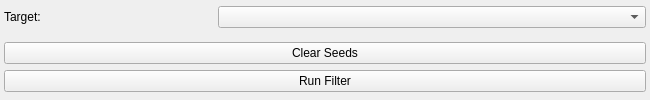
This is src/Interface/ToolInterface/FillHolesFilterInterface.ui in SCIInstitute/Seg3D as Qt 5 draws it before an edit. The edited form follows.
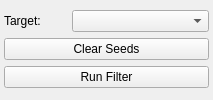
This is the edited form.

What changed in the file:
```diff
--- a/src/Interface/ToolInterface/FillHolesFilterInterface.ui
+++ b/src/Interface/ToolInterface/FillHolesFilterInterface.ui
@@ -6,7 +6,7 @@
    <rect>
     <x>0</x>
     <y>0</y>
-    <width>650</width>
+    <width>213</width>
     <height>100</height>
    </rect>
   </property>
@@ -35,18 +35,9 @@
    <property name="spacing">
     <number>0</number>
    </property>
-   <property name="leftMargin">
+   <property name="margin">
     <number>4</number>
    </property>
-   <property name="topMargin">
-    <number>0</number>
-   </property>
-   <property name="rightMargin">
-    <number>4</number>
-   </property>
-   <property name="bottomMargin">
-    <number>0</number>
-   </property>
    <item>
     <layout class="QHBoxLayout" name="activeHLayout" stretch="1,2">
      <property name="spacing">
@@ -77,19 +68,6 @@
      </item>
     </layout>
    </item>
-   <item>
-    <spacer name="horizontalSpacer">
-     <property name="orientation">
-      <enum>Qt::Horizontal</enum>
-     </property>
-     <property name="sizeHint" stdset="0">
-      <size>
-       <width>635</width>
-       <height>8</height>
-      </size>
-     </property>
-    </spacer>
-   </item>
    <item>
     <widget class="QPushButton" name="clearSeedsButton">
      <property name="sizePolicy">
```
